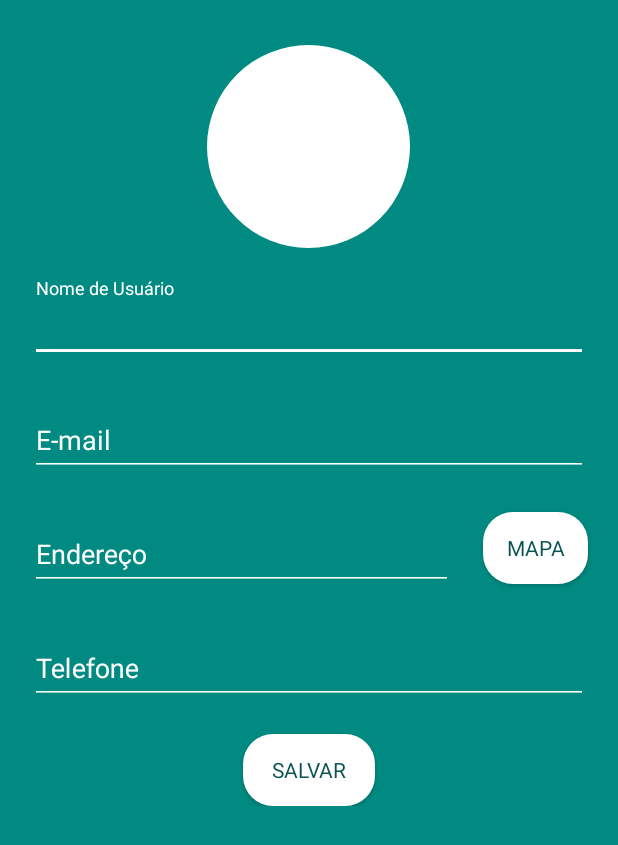
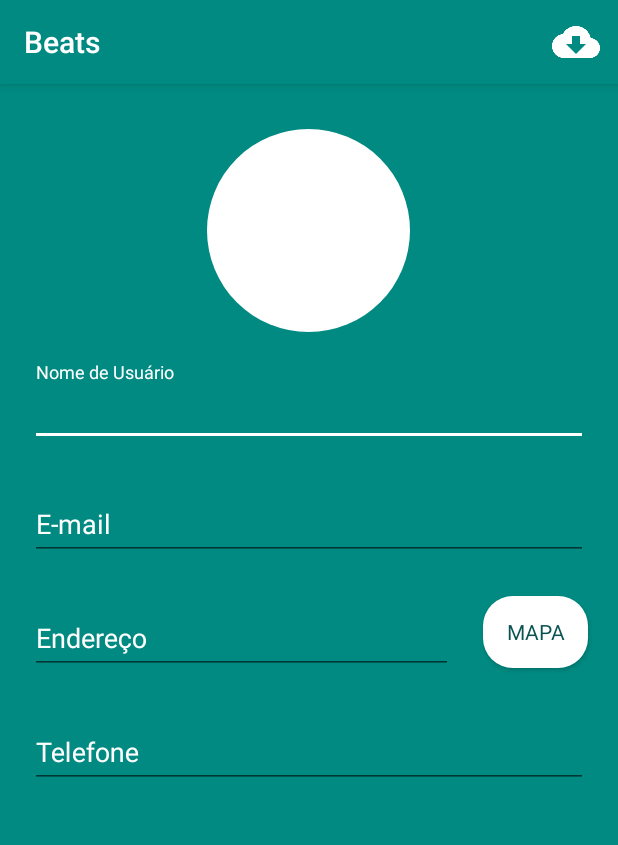
Before and after one commit to renatasarmet/Beats, an Android app: the AdicionarContatoActivity screen opened directly, with no data from a screen before it, on a phone screen of 412 x 824 dp. Shown: the top 845 px of the screen. Run offline under Robolectric (Android 15) with nearby library versions, the light colour scheme and no system bars; our stand-ins replace ButterKnife, Picasso.

Commit message:
Salvar na barra, inicio implementacao onclick recycler view

```diff
--- a/app/src/main/AndroidManifest.xml
+++ b/app/src/main/AndroidManifest.xml
@@ -19,7 +19,8 @@
             </intent-filter>
         </activity>
 
-        <activity android:name=".AdicionarContato_Scene.AdicionarContatoActivity">
+        <activity android:name=".AdicionarContato_Scene.AdicionarContatoActivity"
+            android:theme="@style/AppTheme">
             <intent-filter>
                 <action android:name="android.intent.action.INSERT" />
             </intent-filter>
--- a/app/src/main/java/com/example/android/beats/AdicionarContato_Scene/AdicionarContatoActivity.java
+++ b/app/src/main/java/com/example/android/beats/AdicionarContato_Scene/AdicionarContatoActivity.java
@@ -10,6 +10,8 @@ import android.support.design.widget.TextInputEditText;
 import android.support.design.widget.TextInputLayout;
 import android.support.v4.content.FileProvider;
 import android.support.v7.app.AppCompatActivity;
+import android.view.Menu;
+import android.view.MenuItem;
 import android.widget.EditText;
 import android.widget.ImageButton;
 import android.widget.Toast;
@@ -63,6 +65,13 @@ public class AdicionarContatoActivity extends AppCompatActivity implements Adici
     }
 
 
+    @Override
+    public boolean onCreateOptionsMenu(Menu menu) {
+        getMenuInflater().inflate(R.menu.menu_salvar, menu);
+        return super.onCreateOptionsMenu(menu);
+    }
+
+
     public void adicionarFoto(){
         Intent intentCamera = new Intent(MediaStore.ACTION_IMAGE_CAPTURE);
         caminhoFoto = getExternalFilesDir(null) + "/" + System.currentTimeMillis() + ".jpg";
@@ -70,7 +79,6 @@ public class AdicionarContatoActivity extends AppCompatActivity implements Adici
         Uri fileUri = FileProvider.getUriForFile(this, "com.example.Beats.fileprovider", arquivoFoto);
         intentCamera.putExtra(MediaStore.EXTRA_OUTPUT,fileUri);
         startActivityForResult(intentCamera, CODIGO_CAMERA);
-
 
     }
 
@@ -101,10 +109,6 @@ public class AdicionarContatoActivity extends AppCompatActivity implements Adici
         }
     }
 
-    @OnClick(R.id.buttonSalvar)
-    public void salvarContato(){
-        adicionarContatoPresenter.salvarContato();
-    }
 
     public void salvar() {
         //Futuramente aqui deverá salvar no banco de dados
@@ -116,4 +120,20 @@ public class AdicionarContatoActivity extends AppCompatActivity implements Adici
         irParaContatos.putExtra("contato",c);
         startActivity(irParaContatos);
     }
+
+    @Override
+    public boolean onOptionsItemSelected(MenuItem item) {
+        switch (item.getItemId()) {
+            case R.id.action_salvar:
+                adicionarContatoPresenter.salvarContato();
+                return true;
+
+            default:
+                return super.onOptionsItemSelected(item);
+        }
+
+    }
+
+
+
 }
--- a/app/src/main/java/com/example/android/beats/Contatos_Scene/ContatosActivity.java
+++ b/app/src/main/java/com/example/android/beats/Contatos_Scene/ContatosActivity.java
@@ -13,6 +13,7 @@ import android.view.MenuItem;
 import android.view.View;
 
 import com.example.android.beats.AdicionarContato_Scene.AdicionarContatoActivity;
+import com.example.android.beats.ContatoDetail_Scene.ContatoDetailActivity;
 import com.example.android.beats.Entity.Contato;
 import com.example.android.beats.R;
 
@@ -51,6 +52,8 @@ public class ContatosActivity extends AppCompatActivity implements ContatosView{
         }
         contatosPresenter.updateList(listContatos);
     }
+
+
 
     @Override
     public boolean onOptionsItemSelected(MenuItem item) {
@@ -94,6 +97,9 @@ public class ContatosActivity extends AppCompatActivity implements ContatosView{
         actionsAdapter.setOnRecyclerViewSelected(new OnRecyclerViewSelected() {
             @Override
             public void onClick(View view, int position) {
+                Intent openDetailActivity = new Intent(ContatosActivity.this, ContatoDetailActivity.class);
+                openDetailActivity.putExtra("contato", contatosList.get(position));
+                startActivity(openDetailActivity);
 
             }
         });
--- a/app/src/main/res/layout/addcontact.xml
+++ b/app/src/main/res/layout/addcontact.xml
@@ -140,19 +140,5 @@
 
         </android.support.design.widget.TextInputLayout>
 
-
-        <Button
-            android:id="@+id/buttonSalvar"
-            android:layout_width="wrap_content"
-            android:layout_height="wrap_content"
-            android:layout_marginTop="20dp"
-            android:paddingLeft="10dp"
-            android:paddingRight="10dp"
-            android:fontFamily="sans-serif-bold"
-            android:layout_gravity="center"
-            android:text="@string/save"
-            android:textColor="@color/colorPrimaryDark"
-            android:background="@drawable/roundedbutton"/>
-
     </LinearLayout>
 </ScrollView>
--- a/app/src/main/res/menu/menu_cadastrar.xml
+++ b/app/src/main/res/menu/menu_cadastrar.xml
@@ -4,7 +4,7 @@
 
     <item android:id="@+id/action_cadastrar"
         android:title="Cadastrar Contato"
-        android:icon="@drawable/logo"
+        android:icon="@drawable/mais"
         app:showAsAction="ifRoom" />
 
 </menu>
--- /dev/null
+++ b/app/src/main/res/menu/menu_salvar.xml
@@ -0,0 +1,10 @@
+<?xml version="1.0" encoding="utf-8"?>
+<menu xmlns:android="http://schemas.android.com/apk/res/android"
+    xmlns:app="http://schemas.android.com/apk/res-auto">
+
+    <item android:id="@+id/action_salvar"
+        android:title="Salvar Informações"
+        android:icon="@drawable/ic_salvar"
+        app:showAsAction="ifRoom" />
+
+</menu>
```
Also changed, not shown: app/src/main/java/com/example/android/beats/ContatoDetail_Scene/ContatoDetailActivity.java (added, +72 -0 lines), app/src/main/java/com/example/android/beats/ContatoDetail_Scene/ContatoDetailPresenter.java (added, +16 -0 lines), app/src/main/java/com/example/android/beats/ContatoDetail_Scene/ContatoDetailView.java (added, +10 -0 lines), app/src/main/res/layout/contatodetail.xml (added, +75 -0 lines), app/src/main/res/drawable/ic_salvar.png (added), app/src/main/res/drawable/mais.png (added), 1 other file.
